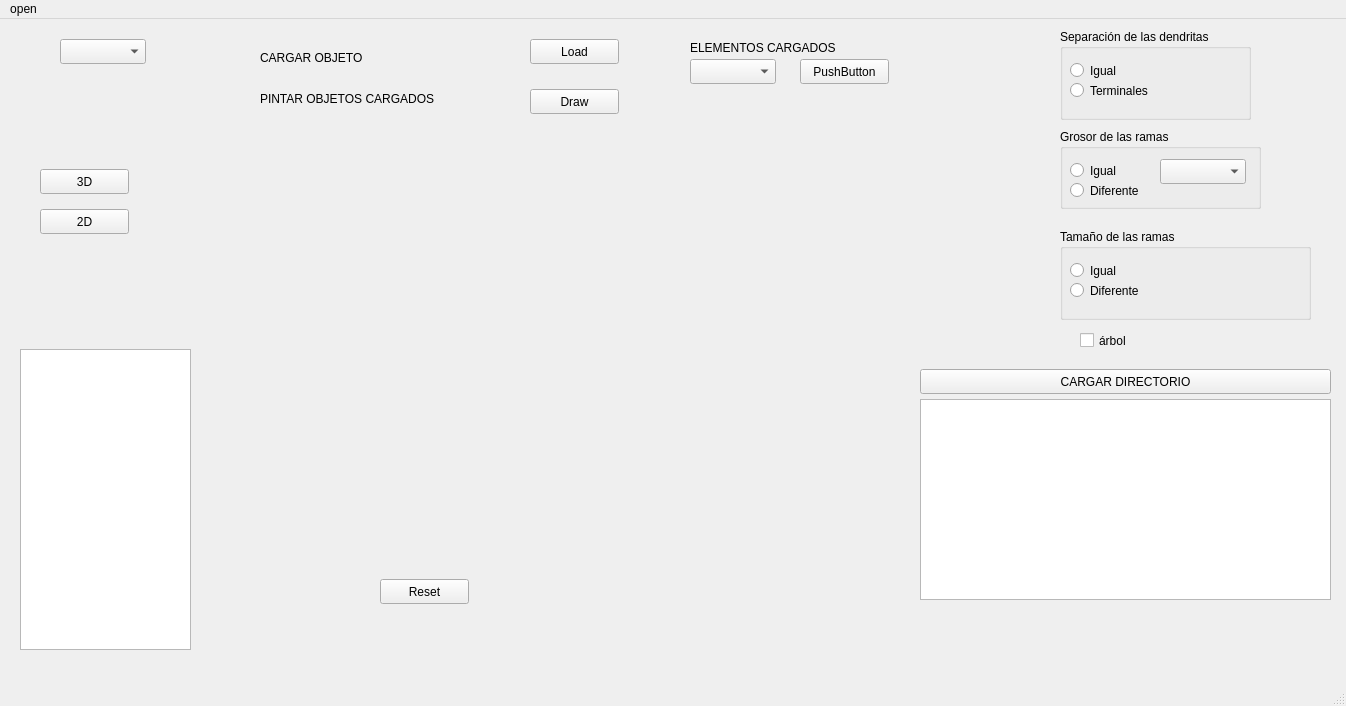
First picture: the form in source/hugo/mainwindow.ui, repository albertoam3/HUGO1.1, before the edit.
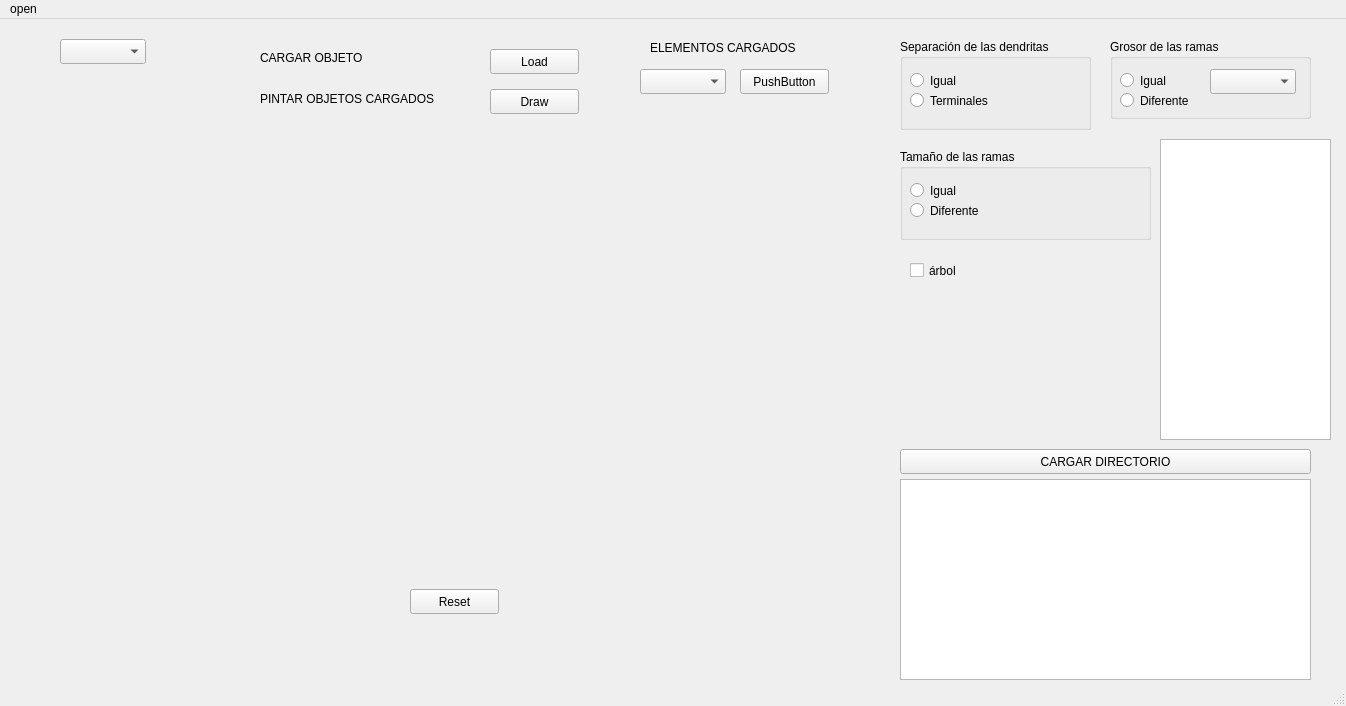
Second picture: the form after the edit. Custom widgets are drawn as their Qt base class.

Diff of the .ui file:
```diff
--- a/source/hugo/mainwindow.ui
+++ b/source/hugo/mainwindow.ui
@@ -17,17 +17,17 @@
    <widget class="myopenglwidget" name="openGLWidget" native="true">
     <property name="geometry">
      <rect>
-      <x>210</x>
+      <x>30</x>
       <y>110</y>
-      <width>441</width>
-      <height>441</height>
+      <width>391</width>
+      <height>401</height>
      </rect>
     </property>
    </widget>
    <widget class="QPushButton" name="draw">
     <property name="geometry">
      <rect>
-      <x>530</x>
+      <x>490</x>
       <y>70</y>
       <width>89</width>
       <height>25</height>
@@ -40,8 +40,8 @@
    <widget class="QPushButton" name="load">
     <property name="geometry">
      <rect>
-      <x>530</x>
-      <y>20</y>
+      <x>490</x>
+      <y>30</y>
       <width>89</width>
       <height>25</height>
      </rect>
@@ -63,8 +63,8 @@
    <widget class="QPushButton" name="reset">
     <property name="geometry">
      <rect>
-      <x>380</x>
-      <y>560</y>
+      <x>410</x>
+      <y>570</y>
       <width>89</width>
       <height>25</height>
      </rect>
@@ -76,8 +76,8 @@
    <widget class="QComboBox" name="elemC">
     <property name="geometry">
      <rect>
-      <x>690</x>
-      <y>40</y>
+      <x>640</x>
+      <y>50</y>
       <width>86</width>
       <height>25</height>
      </rect>
@@ -86,8 +86,8 @@
    <widget class="QPushButton" name="pushButton">
     <property name="geometry">
      <rect>
-      <x>800</x>
-      <y>40</y>
+      <x>740</x>
+      <y>50</y>
       <width>89</width>
       <height>25</height>
      </rect>
@@ -99,44 +99,18 @@
    <widget class="QTextEdit" name="texto_neurona">
     <property name="geometry">
      <rect>
-      <x>20</x>
-      <y>330</y>
+      <x>1160</x>
+      <y>120</y>
       <width>171</width>
       <height>301</height>
      </rect>
     </property>
    </widget>
-   <widget class="QPushButton" name="boton3D">
-    <property name="geometry">
-     <rect>
-      <x>40</x>
-      <y>150</y>
-      <width>89</width>
-      <height>25</height>
-     </rect>
-    </property>
-    <property name="text">
-     <string>3D</string>
-    </property>
-   </widget>
-   <widget class="QPushButton" name="boton2D">
-    <property name="geometry">
-     <rect>
-      <x>40</x>
-      <y>190</y>
-      <width>89</width>
-      <height>25</height>
-     </rect>
-    </property>
-    <property name="text">
-     <string>2D</string>
-    </property>
-   </widget>
    <widget class="QGroupBox" name="groupBox">
     <property name="geometry">
      <rect>
-      <x>1060</x>
-      <y>10</y>
+      <x>900</x>
+      <y>20</y>
       <width>191</width>
       <height>91</height>
      </rect>
@@ -174,8 +148,8 @@
    <widget class="QGroupBox" name="groupBox_2">
     <property name="geometry">
      <rect>
-      <x>1060</x>
-      <y>210</y>
+      <x>900</x>
+      <y>130</y>
       <width>251</width>
       <height>91</height>
      </rect>
@@ -239,7 +213,7 @@
    <widget class="QLabel" name="label_3">
     <property name="geometry">
      <rect>
-      <x>690</x>
+      <x>650</x>
       <y>20</y>
       <width>221</width>
       <height>17</height>
@@ -252,8 +226,8 @@
    <widget class="QCheckBox" name="setArbol">
     <property name="geometry">
      <rect>
-      <x>1080</x>
-      <y>310</y>
+      <x>910</x>
+      <y>240</y>
       <width>92</width>
       <height>23</height>
      </rect>
@@ -265,8 +239,8 @@
    <widget class="QGroupBox" name="groupBox_3">
     <property name="geometry">
      <rect>
-      <x>1060</x>
-      <y>110</y>
+      <x>1110</x>
+      <y>20</y>
       <width>201</width>
       <height>80</height>
      </rect>
@@ -314,8 +288,8 @@
    <widget class="QListWidget" name="listWidget">
     <property name="geometry">
      <rect>
-      <x>920</x>
-      <y>380</y>
+      <x>900</x>
+      <y>460</y>
       <width>411</width>
       <height>201</height>
      </rect>
@@ -324,8 +298,8 @@
    <widget class="QPushButton" name="loadButton">
     <property name="geometry">
      <rect>
-      <x>920</x>
-      <y>350</y>
+      <x>900</x>
+      <y>430</y>
       <width>411</width>
       <height>25</height>
      </rect>
@@ -337,10 +311,10 @@
    <widget class="myopenglwidget2d" name="openGLWidget2D" native="true">
     <property name="geometry">
      <rect>
-      <x>700</x>
+      <x>450</x>
       <y>110</y>
-      <width>271</width>
-      <height>231</height>
+      <width>421</width>
+      <height>401</height>
      </rect>
     </property>
    </widget>
```
